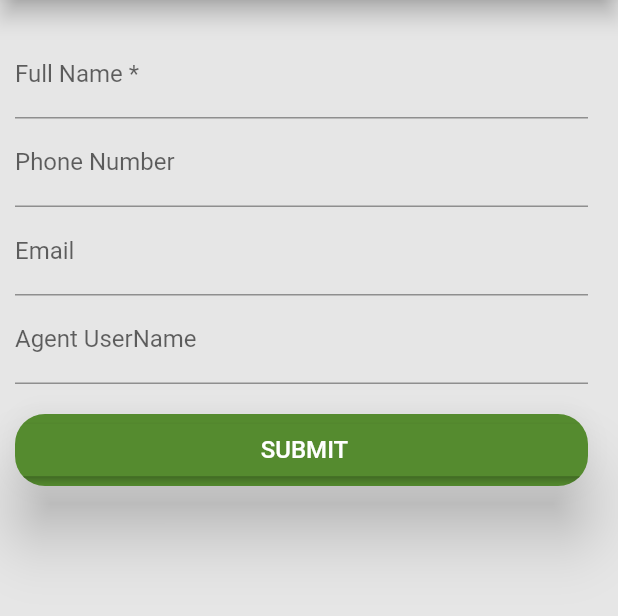
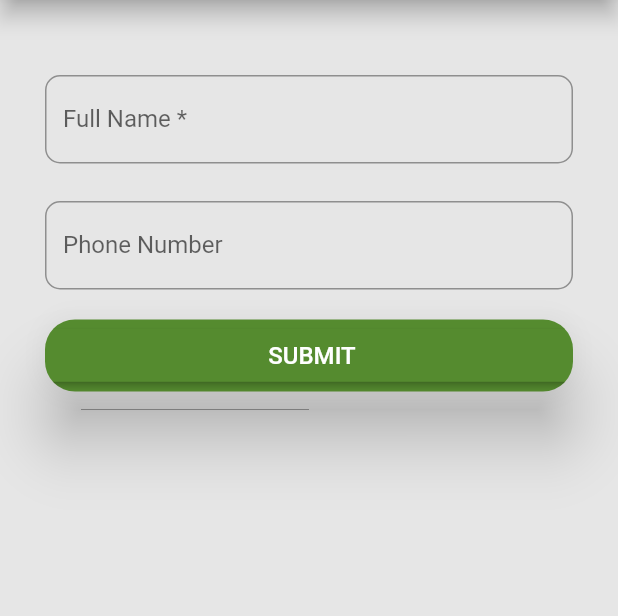
Before and after one commit to YemaneAbrha/TravelEthiopiaMobileApp, a Flutter app: the screen it shows after launch, on a phone screen of 412 x 824 dp, the part 84-700 px from its top. Run offline on Flutter 3.47's test engine with Material 2 defaults, Android fonts, the phone set to English and light mode, and no system bars; our stand-ins replace bottom_navy_bar, circular_profile_avatar, datetime_picker_formfield, shared_preferences, splashscreen.

Commit message:
input text field

```diff
--- a/lib/pages/registration.dart
+++ b/lib/pages/registration.dart
@@ -23,12 +23,15 @@ class _RegistrtionPageState extends State<RegistrationPage> {
       ),
       backgroundColor: Color.fromRGBO(230, 230, 230, 1.0),
       body: Container(
-        padding: EdgeInsets.fromLTRB(10.0, 20.0, 20.0, 10.0),
+        padding: EdgeInsets.fromLTRB(30.0, 50.0, 30.0, 10.0),
         child: Center(
           child: ListView(
             children: <Widget>[
               TextField(
-                decoration: new InputDecoration(labelText: "Full Name *"),
+                decoration: new InputDecoration(
+                    labelText: "Full Name *",
+                    border: OutlineInputBorder(
+                        borderRadius: BorderRadius.circular(10.0))),
                 keyboardType: TextInputType.text,
                 onChanged: (String value) {
                   setState(() {
@@ -36,8 +39,14 @@ class _RegistrtionPageState extends State<RegistrationPage> {
                   });
                 },
               ),
+              SizedBox(
+                height: 25.0,
+              ),
               TextField(
-                decoration: new InputDecoration(labelText: "Phone Number"),
+                decoration: new InputDecoration(
+                    labelText: "Phone Number",
+                    border: OutlineInputBorder(
+                        borderRadius: BorderRadius.circular(10.0))),
                 keyboardType: TextInputType.phone,
                 onChanged: (String value) {
                   setState(() {
@@ -45,32 +54,6 @@ class _RegistrtionPageState extends State<RegistrationPage> {
                   });
                 },
               ),
-              TextField(
-                decoration: new InputDecoration(labelText: "Email"),
-                keyboardType: TextInputType.emailAddress,
-                onChanged: (String value) {
-                  setState(() {
-                    //_EmailValue = value;
-                  });
-                },
-              ),
-              TextField(
-                decoration: new InputDecoration(labelText: "Agent UserName"),
-                keyboardType: TextInputType.emailAddress,
-                onChanged: (String value) {
-                  setState(() {
-                    //_agentUserName = value;
-                  });
-                },
-              ),
-              // Center(
-              //   child: RaisedButton(
-              //     child: Text("Submit"),
-              //     onPressed: () {
-              //       //Register User and redirect to Home Page.
-              //     },
-              //   ),
-              // )
               SizedBox(
                 height: 20.0,
               ),
```
Also changed, not shown: lib/pages/book.dart (+6 -5 lines), lib/pages/profile.dart (+7 -20 lines).
